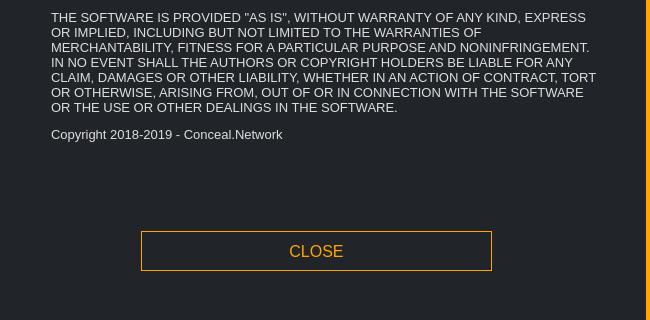
Old version of the form src/gui/ui/disclaimerdialog.ui in the repository ConcealNetwork/conceal-desktop; both pictures show x 0 to 650 and y 380 to 700 of the 650 by 700 pixel window.
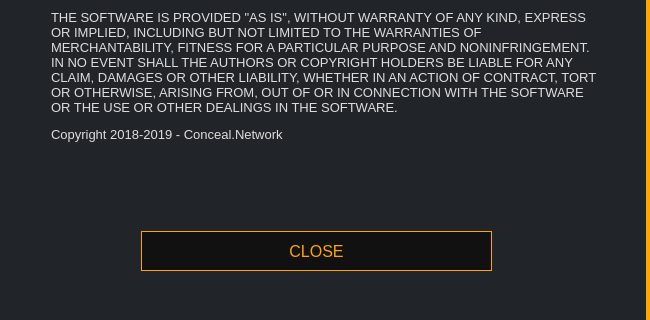
New version of the form.

Commit message: fix incorrect color codes

The edit to the form file:
```diff
--- a/src/gui/ui/disclaimerdialog.ui
+++ b/src/gui/ui/disclaimerdialog.ui
@@ -100,7 +100,7 @@
        <font/>
       </property>
       <property name="styleSheet">
-       <string notr="true">QPushButton#m_okButton {color: orange; background-color: #1; border: 1px solid orange; font-size: 16px;}
+       <string notr="true">QPushButton#m_okButton {color: orange; background-color: #111111; border: 1px solid orange; font-size: 16px;}
 
 QPushButton#m_okButton:hover {color: orange; background-color: #1; border: 2px solid orange; font-size: 16px;}</string>
       </property>
```
Left out of the diff: 2 changed lines with no effect on the pictures. The commit also changes 26 other files.
